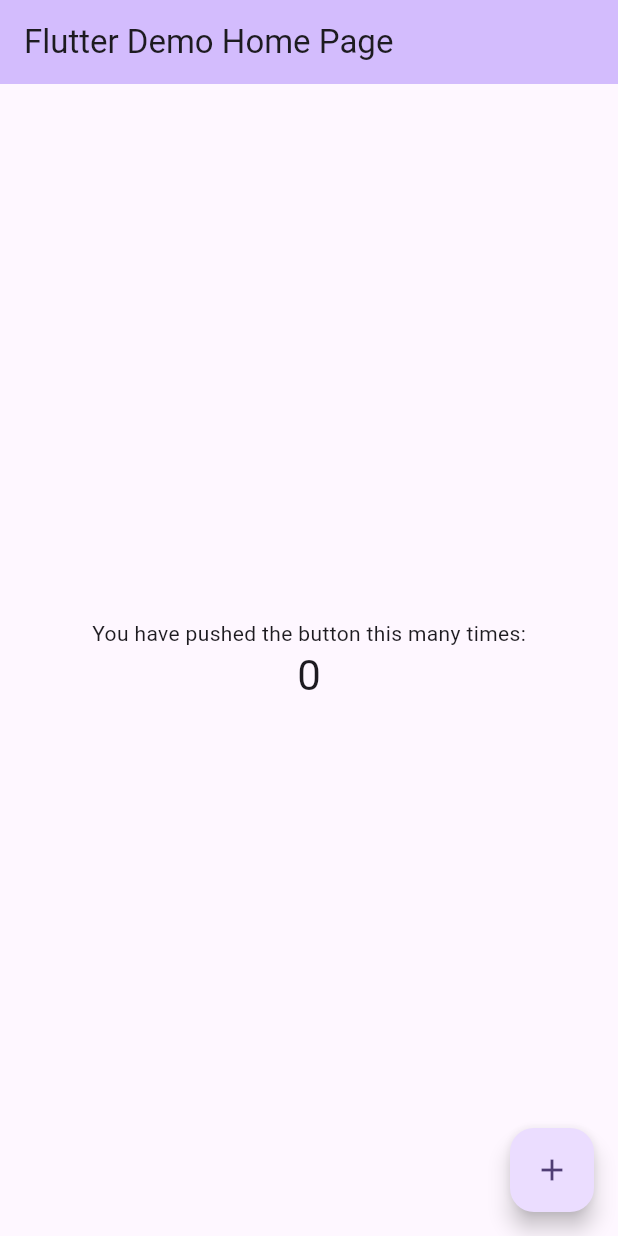
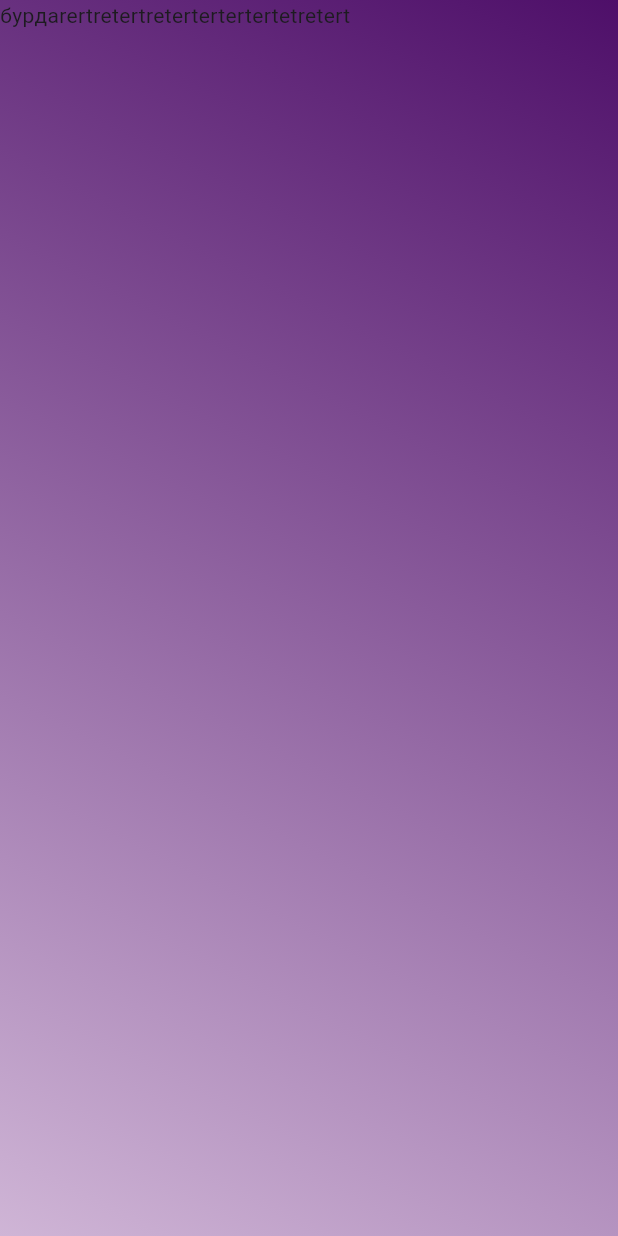
Before and after one commit to Proman2702/mppo_app, a Flutter app: the screen it shows after launch, on a phone screen of 412 x 824 dp. Run offline on Flutter 3.47's test engine with Material 3 defaults, Android fonts, the light colour scheme and no system bars.

Commit message:
second commit

```diff
--- /dev/null
+++ b/lib/etc/colors/colors.dart
@@ -0,0 +1,26 @@
+class CustomColors {
+  final List<int> backgroundGrad = [0xFFCFB5D6, 0xFF4E0F69];
+  final List<int> drawerGrad = [0xFFCCAAD4, 0xFFB68FBF, 0xFF613974];
+  final List<int> tileGrad1 = [0xFF633D9D, 0xffD192BE];
+  final List<int> tileGrad2 = [0xFFD3B1D9, 0xFF5E1E8D];
+  final List<int> tileGrad3 = [0xFFF9B15F, 0xFFC29BD3];
+  final List<int> buttonGrad = [0xFF9951F8, 0xFF5B1587];
+  final List<int> greyTile = [0xFF725C77, 0xFFDBB1DA];
+
+  static int main = 0xff6B3C7A;
+  static int mainLight = 0xFF7B5488;
+  static int mainLightX2 = 0xDDE9C1E9;
+  static int bright = 0xff7021A7;
+  static int white = 0xffffffff;
+  static int shadow = 0xffd9d9d9;
+  static int dialogBack = 0xffefd8ec;
+  static int delete = 0xFFDB2A24;
+
+  List<int> get getBackgroundGrad => backgroundGrad;
+  List<int> get getDrawerGrad => drawerGrad;
+  List<int> get getTileGrad1 => tileGrad1;
+  List<int> get getTileGrad2 => tileGrad2;
+  List<int> get getTileGrad3 => tileGrad3;
+  List<int> get getButtonGrad => buttonGrad;
+  List<int> get getGreyTile => greyTile;
+}
--- /dev/null
+++ b/lib/etc/colors/gradients/background.dart
@@ -0,0 +1,13 @@
+import 'package:flutter/material.dart';
+import 'package:mppo_app/etc/colors/colors.dart';
+
+// ignore: must_be_immutable
+class BackgroundGrad extends LinearGradient {
+  BackgroundGrad()
+      : super(
+          colors: [Color(CustomColors().getBackgroundGrad[0]), Color(CustomColors().getBackgroundGrad[1])],
+          begin: Alignment.bottomLeft,
+          end: Alignment.topRight,
+          tileMode: TileMode.decal,
+        );
+}
--- /dev/null
+++ b/lib/features/home/home_page.dart
@@ -0,0 +1,22 @@
+import 'package:flutter/material.dart';
+import 'package:mppo_app/etc/colors/gradients/background.dart';
+
+class HomePage extends StatefulWidget {
+  const HomePage({super.key});
+
+  @override
+  State<HomePage> createState() => _HomePageState();
+}
+
+class _HomePageState extends State<HomePage> {
+  @override
+  Widget build(BuildContext context) {
+    return Container(
+      decoration: BoxDecoration(gradient: BackgroundGrad()),
+      child: const Scaffold(
+        backgroundColor: Colors.transparent,
+        body: Text('бурдаrertretertretertertertertetretert'),
+      ),
+    );
+  }
+}
--- a/lib/main.dart
+++ b/lib/main.dart
@@ -1,4 +1,5 @@
 import 'package:flutter/material.dart';
+import 'package:mppo_app/features/home/home_page.dart';
 
 void main() {
   runApp(const MyApp());
@@ -13,113 +14,10 @@
     return MaterialApp(
       title: 'Flutter Demo',
       theme: ThemeData(
-        // This is the theme of your application.
-        //
-        // TRY THIS: Try running your application with "flutter run". You'll see
-        // the application has a purple toolbar. Then, without quitting the app,
-        // try changing the seedColor in the colorScheme below to Colors.green
-        // and then invoke "hot reload" (save your changes or press the "hot
-        // reload" button in a Flutter-supported IDE, or press "r" if you used
-        // the command line to start the app).
-        //
-        // Notice that the counter didn't reset back to zero; the application
-        // state is not lost during the reload. To reset the state, use hot
-        // restart instead.
-        //
-        // This works for code too, not just values: Most code changes can be
-        // tested with just a hot reload.
         colorScheme: ColorScheme.fromSeed(seedColor: Colors.deepPurple),
         useMaterial3: true,
       ),
-      home: const MyHomePage(title: 'Flutter Demo Home Page'),
+      home: const HomePage(),
     );
   }
 }
-
-class MyHomePage extends StatefulWidget {
-  const MyHomePage({super.key, required this.title});
-
-  // This widget is the home page of your application. It is stateful, meaning
-  // that it has a State object (defined below) that contains fields that affect
-  // how it looks.
-
-  // This class is the configuration for the state. It holds the values (in this
-  // case the title) provided by the parent (in this case the App widget) and
-  // used by the build method of the State. Fields in a Widget subclass are
-  // always marked "final".
-
-  final String title;
-
-  @override
-  State<MyHomePage> createState() => _MyHomePageState();
-}
-
-class _MyHomePageState extends State<MyHomePage> {
-  int _counter = 0;
-
-  void _incrementCounter() {
-    setState(() {
-      // This call to setState tells the Flutter framework that something has
-      // changed in this State, which causes it to rerun the build method below
-      // so that the display can reflect the updated values. If we changed
-      // _counter without calling setState(), then the build method would not be
-      // called again, and so nothing would appear to happen.
-      _counter++;
-    });
-  }
-
-  @override
-  Widget build(BuildContext context) {
-    // This method is rerun every time setState is called, for instance as done
-    // by the _incrementCounter method above.
-    //
-    // The Flutter framework has been optimized to make rerunning build methods
-    // fast, so that you can just rebuild anything that needs updating rather
-    // than having to individually change instances of widgets.
-    return Scaffold(
-      appBar: AppBar(
-        // TRY THIS: Try changing the color here to a specific color (to
-        // Colors.amber, perhaps?) and trigger a hot reload to see the AppBar
-        // change color while the other colors stay the same.
-        backgroundColor: Theme.of(context).colorScheme.inversePrimary,
-        // Here we take the value from the MyHomePage object that was created by
-        // the App.build method, and use it to set our appbar title.
-        title: Text(widget.title),
-      ),
-      body: Center(
-        // Center is a layout widget. It takes a single child and positions it
-        // in the middle of the parent.
-        child: Column(
-          // Column is also a layout widget. It takes a list of children and
-          // arranges them vertically. By default, it sizes itself to fit its
-          // children horizontally, and tries to be as tall as its parent.
-          //
-          // Column has various properties to control how it sizes itself and
-          // how it positions its children. Here we use mainAxisAlignment to
-          // center the children vertically; the main axis here is the vertical
-          // axis because Columns are vertical (the cross axis would be
-          // horizontal).
-          //
-          // TRY THIS: Invoke "debug painting" (choose the "Toggle Debug Paint"
-          // action in the IDE, or press "p" in the console), to see the
-          // wireframe for each widget.
-          mainAxisAlignment: MainAxisAlignment.center,
-          children: <Widget>[
-            const Text(
-              'You have pushed the button this many times:',
-            ),
-            Text(
-              '$_counter',
-              style: Theme.of(context).textTheme.headlineMedium,
-            ),
-          ],
-        ),
-      ),
-      floatingActionButton: FloatingActionButton(
-        onPressed: _incrementCounter,
-        tooltip: 'Increment',
-        child: const Icon(Icons.add),
-      ), // This trailing comma makes auto-formatting nicer for build methods.
-    );
-  }
-}
```
Also changed, not shown: lib/etc/colors/gradients/drawer.dart (added, +17 -0 lines), lib/etc/colors/gradients/tiles.dart (added, +53 -0 lines), lib/etc/models/user.dart (added, +26 -0 lines), lib/repositories/temp.dart (added), 1 other file.
